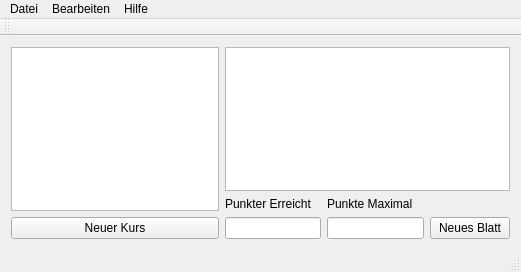
First picture: the form in mainwindow.ui, repository soekkle/Punkte, before the edit.
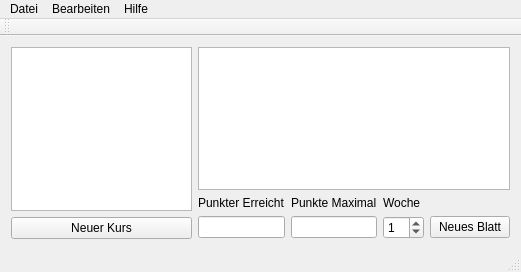
Second picture: the form after the edit.

Commit message: Datenmodel um Woche erweiter. Das Programm speichert zu jeden Blatt jezt die Woche zu der es zugeordnet wird.

Diff of the .ui file:
```diff
--- a/mainwindow.ui
+++ b/mainwindow.ui
@@ -79,13 +79,39 @@
           </property>
          </widget>
         </item>
-        <item row="1" column="3">
+        <item row="1" column="4">
          <widget class="QPushButton" name="pushNBlatt">
+          <property name="maximumSize">
+           <size>
+            <width>120</width>
+            <height>16777215</height>
+           </size>
+          </property>
           <property name="text">
            <string>Neues Blatt</string>
           </property>
          </widget>
         </item>
+        <item row="0" column="3">
+         <widget class="QLabel" name="label_3">
+          <property name="text">
+           <string>Woche</string>
+          </property>
+         </widget>
+        </item>
+        <item row="1" column="3">
+         <widget class="QSpinBox" name="spinBox">
+          <property name="maximumSize">
+           <size>
+            <width>60</width>
+            <height>16777215</height>
+           </size>
+          </property>
+          <property name="value">
+           <number>1</number>
+          </property>
+         </widget>
+        </item>
        </layout>
       </item>
      </layout>
```
Left out of the diff: 7 changed lines with no effect on the pictures. The commit also changes 8 other files.
